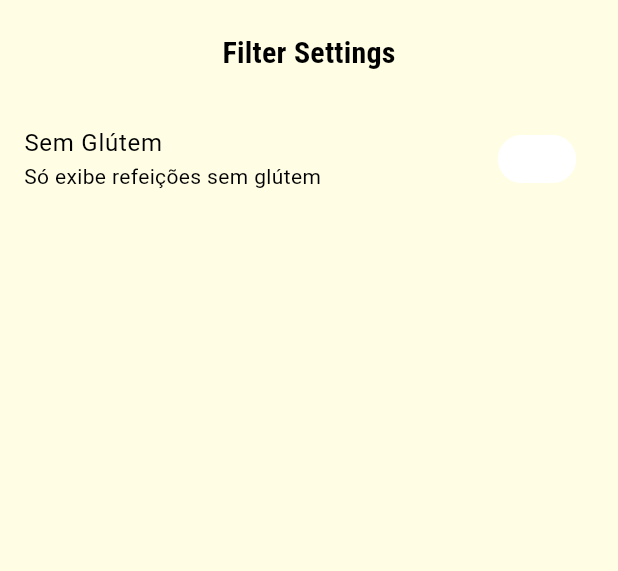
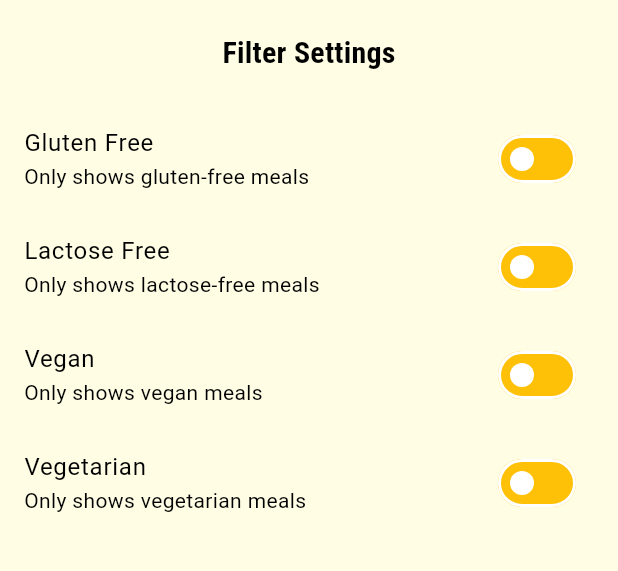
Before and after one commit to Argeu42/food_app, a Flutter app: the SettingsScreen screen opened by its route, on a phone screen of 412 x 824 dp, the part 84-655 px from its top. Run offline on Flutter 3.47's test engine with Material 3 defaults, Android fonts, the phone set to English and light mode, and no system bars; network calls fail.

Commit message:
Adding filter options on Settings Screen and Favorites functionalities

```diff
--- a/lib/components/meal_item.dart
+++ b/lib/components/meal_item.dart
@@ -11,9 +11,7 @@ class MealItem extends StatelessWidget {
     Navigator.of(context).pushNamed(
       AppRoutes.MEAL_DETAIL,
       arguments: meal
-    ).then((result) {
-      print(result);
-    });
+    );
   }
 
   @override
--- a/lib/main.dart
+++ b/lib/main.dart
@@ -1,14 +1,56 @@
 import 'package:flutter/material.dart';
+import 'package:food_app/models/settings.dart';
 import 'screens/settings_screen.dart';
 import './screens/categories_meals_screen.dart';
 import './screens/meal_detail_screen.dart';
 import 'screens/tabs_screen.dart';
 import 'utils/app_routes.dart';
+import './models/meal.dart';
+import './data/dummy_data.dart';
 
 void main() => runApp(MyApp());
 
-class MyApp extends StatelessWidget {
+class MyApp extends StatefulWidget {
   const MyApp({super.key});
+
+  @override
+  State<MyApp> createState() => _MyAppState();
+}
+
+class _MyAppState extends State<MyApp> {
+  Settings settings = Settings();
+  List<Meal> _avaliableMeals = dummyMeals;
+  List<Meal> _favoriteMeals = [];
+
+  void _filterMeals(Settings settings) {
+    setState(() {
+      this.settings = settings;
+
+      _avaliableMeals =
+          dummyMeals.where((meal) {
+            final filterGluten = settings.isGlutenFree && !meal.isGlutenFree;
+            final filterLactose = settings.isLactoseFree && !meal.isLactoseFree;
+            final filterVegan = settings.isVegan && !meal.isVegan;
+            final filterVegetarian = settings.isVegetarian && !meal.isVegan;
+            return !filterGluten &&
+                !filterLactose &&
+                !filterVegan &&
+                !filterVegetarian;
+          }).toList();
+    });
+  }
+
+  void _toggleFavorite(Meal meal) {
+    setState(() {
+      _favoriteMeals.contains(meal)
+        ? _favoriteMeals.remove(meal)
+        : _favoriteMeals.add(meal);
+    });
+  }
+
+  bool _isFavorite(Meal meal) {
+    return _favoriteMeals.contains(meal);
+  }
 
   @override
   Widget build(BuildContext context) {
@@ -63,36 +105,13 @@ class MyApp extends StatelessWidget {
           indicatorColor: Colors.amber,
           indicatorSize: TabBarIndicatorSize.tab,
         ),
-        switchTheme: SwitchThemeData(
-          thumbColor: WidgetStateProperty.resolveWith<Color?>((
-            Set<WidgetState> states,
-          ) {
-            if (states.contains(WidgetState.disabled)) {
-              return null;
-            }
-            if (states.contains(WidgetState.selected)) {
-              return Colors.amber;
-            }
-            return null;
-          }),
-          trackColor: WidgetStateProperty.resolveWith<Color?>((
-            Set<WidgetState> states,
-          ) {
-            if (states.contains(WidgetState.disabled)) {
-              return null;
-            }
-            if (states.contains(WidgetState.selected)) {
-              return Colors.blue;
-            }
-            return null;
-          }),
-        ),
       ),
       routes: {
-        AppRoutes.HOME: (ctx) => TabsScreen(),
-        AppRoutes.CATEGORIES_MEALS: (ctx) => CategoriesMealsScreen(),
-        AppRoutes.MEAL_DETAIL: (ctx) => MealDetailScreen(),
-        AppRoutes.SETTINGS: (ctx) => SettingsScreen(),
+        AppRoutes.HOME: (ctx) => TabsScreen(_favoriteMeals),
+        AppRoutes.CATEGORIES_MEALS:
+            (ctx) => CategoriesMealsScreen(_avaliableMeals),
+        AppRoutes.MEAL_DETAIL: (ctx) => MealDetailScreen(_toggleFavorite, _isFavorite),
+        AppRoutes.SETTINGS: (ctx) => SettingsScreen(_filterMeals, settings),
       },
     );
   }
--- a/lib/screens/categories_meals_screen.dart
+++ b/lib/screens/categories_meals_screen.dart
@@ -1,15 +1,17 @@
 import 'package:flutter/material.dart';
 import '../models/category.dart';
-import '../data/dummy_data.dart';
 import '../components/meal_item.dart';
+import '../models/meal.dart';
 
 class CategoriesMealsScreen extends StatelessWidget {
-  const CategoriesMealsScreen({super.key});
+  const CategoriesMealsScreen(this.meals, {super.key});
+
+  final List<Meal> meals;
 
   @override
   Widget build(BuildContext context) {
     final category = ModalRoute.of(context)!.settings.arguments as Category;
-    final categoryMeals = dummyMeals.where((meal) {
+    final categoryMeals = meals.where((meal) {
       return meal.categories.contains(category.id);
     }).toList();
 
--- a/lib/screens/settings_screen.dart
+++ b/lib/screens/settings_screen.dart
@@ -3,14 +3,23 @@ import '../components/main_drawer.dart';
 import '../models/settings.dart';
 
 class SettingsScreen extends StatefulWidget {
-  const SettingsScreen({super.key});
+  const SettingsScreen(this.onSettingsChanged, this.settings, {super.key});
+
+  final Function(Settings) onSettingsChanged;
+  final Settings settings;
 
   @override
   State<SettingsScreen> createState() => _SettingsScreenState();
 }
 
 class _SettingsScreenState extends State<SettingsScreen> {
-  var settings = Settings();
+  late Settings settings;
+
+  @override
+  void initState() {
+    super.initState();
+    settings = widget.settings;
+  }
 
   Widget _createSwitch(
     String title,
@@ -22,7 +31,14 @@ class _SettingsScreenState extends State<SettingsScreen> {
       title: Text(title),
       subtitle: Text(subtitle),
       value: value,
-      onChanged: onChanged,
+      onChanged: (value) {
+        onChanged(value);
+        widget.onSettingsChanged(settings);
+      },
+      inactiveTrackColor: Theme.of(context).colorScheme.secondary,
+      inactiveThumbColor: Theme.of(context).colorScheme.tertiary,
+      activeTrackColor: Theme.of(context).colorScheme.primary,
+      activeColor: Theme.of(context).colorScheme.secondary,
     );
   }
 
@@ -44,10 +60,28 @@ class _SettingsScreenState extends State<SettingsScreen> {
             child: ListView(
               children: [
                 _createSwitch(
-                  'Sem Glútem',
-                  "Só exibe refeições sem glútem",
+                  'Gluten Free',
+                  "Only shows gluten-free meals",
                   settings.isGlutenFree,
                   (value) => setState(() => settings.isGlutenFree = value),
+                ),
+                _createSwitch(
+                  'Lactose Free',
+                  "Only shows lactose-free meals",
+                  settings.isLactoseFree,
+                  (value) => setState(() => settings.isLactoseFree = value),
+                ),
+                _createSwitch(
+                  'Vegan',
+                  "Only shows vegan meals",
+                  settings.isVegan,
+                  (value) => setState(() => settings.isVegan = value),
+                ),
+                _createSwitch(
+                  'Vegetarian',
+                  "Only shows vegetarian meals",
+                  settings.isVegetarian,
+                  (value) => setState(() => settings.isVegetarian = value),
                 ),
               ],
             ),
```
Also changed, not shown: lib/screens/favorite_screen.dart (+16 -4 lines), lib/screens/meal_detail_screen.dart (+7 -3 lines), lib/screens/tabs_screen.dart (+15 -9 lines).
